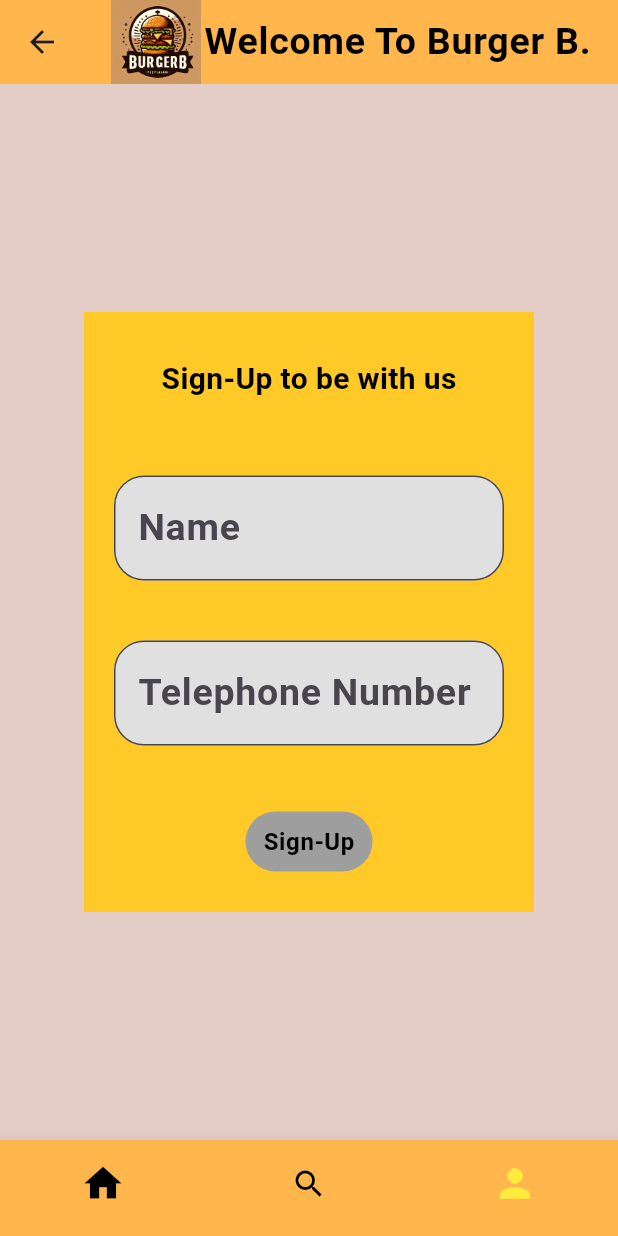
After one commit to YasmineRaef/Food_Ordering_App, a Flutter app: the CustomBottomBar screen opened by its route, item 3 of the bottom bar chosen, after a tap on "Sign-Up", on a phone screen of 412 x 824 dp. The commit adds this screen. Run offline on Flutter 3.47's test engine with Material 3 defaults, Android fonts, the phone set to English and light mode, and no system bars; our stand-ins replace gap.

Commit message:
Modifying code blocks

```diff
--- a/lib/app/app.dart
+++ b/lib/app/app.dart
@@ -1,7 +1,6 @@
 import 'package:burger_b_food/presentation/customs/custom_bottom_bar.dart';
 import 'package:burger_b_food/presentation/pages/home_page.dart';
 import 'package:burger_b_food/presentation/pages/locations.dart';
-import 'package:burger_b_food/presentation/pages/orders_page.dart';
 import 'package:burger_b_food/presentation/pages/welcome_page.dart';
 import 'package:burger_b_food/presentation/resources/theme_manager.dart';
 import 'package:flutter/material.dart';
@@ -14,13 +13,13 @@ class Basic extends StatelessWidget {
     return MaterialApp(
       initialRoute: 'welcome',
       theme: AppTheme.getLightTheme(),
+      debugShowCheckedModeBanner: false,
       routes: {
         'welcome': (context) => const WelcomePage(),
         'home': (context) => const HomePage(),
-          'order': (context) => const OrdersPage(),
         'settings': (context) => const FindNearLocationPage(),
         'bar': (context) => const CustomBottomBar()
       },
-        debugShowCheckedModeBanner: false);
+    );
   }
 }
--- a/lib/presentation/customs/assigning_data.dart
+++ b/lib/presentation/customs/assigning_data.dart
@@ -28,15 +28,13 @@ Widget giveData(String nameTab) {
   }
   return Column(children: [
     Row(mainAxisAlignment: MainAxisAlignment.spaceEvenly, children: [
-      for (int i = 0; i < 2; i++) ...[
+      for (int i = 0; i < 2; i++)
         CustomCard(imagePath: listPath[i], imageDescription: listDes[i])
-      ]
     ]),
     const Gap(20),
     Row(mainAxisAlignment: MainAxisAlignment.spaceEvenly, children: [
-      for (int i = 2; i < 4; i++) ...[
+      for (int i = 2; i < 4; i++)
         CustomCard(imagePath: listPath[i], imageDescription: listDes[i])
-      ]
     ])
   ]);
 }
--- a/lib/presentation/customs/custom_bottom_bar.dart
+++ b/lib/presentation/customs/custom_bottom_bar.dart
@@ -1,6 +1,7 @@
+import 'package:burger_b_food/presentation/customs/list_of_details.dart';
 import 'package:burger_b_food/presentation/pages/home_page.dart';
 import 'package:burger_b_food/presentation/pages/locations.dart';
-import 'package:burger_b_food/presentation/pages/sign_up.dart';
+import 'package:burger_b_food/presentation/pages/sign_up_screen.dart';
 import 'package:flutter/material.dart';
 
 class CustomBottomBar extends StatefulWidget {
@@ -15,7 +16,7 @@ class _CustomBottomBarState extends State<CustomBottomBar> {
   static final List<Widget> _widgetOptions = <Widget>[
     const HomePage(), //_widgetOptions[0]
     const FindNearLocationPage(),
-    const SignInPage()
+    const SignUpScreen()
   ];
 
   void _onItemTapped(int index) {
@@ -28,12 +29,10 @@ class _CustomBottomBarState extends State<CustomBottomBar> {
   Widget build(BuildContext context) {
     return Scaffold(
         body: Center(child: _widgetOptions[_selectedIndex]),
-        bottomNavigationBar: BottomNavigationBar(items: const [
-          BottomNavigationBarItem(
-              icon: Icon(Icons.home, size: 30), label: "Home"),
-          BottomNavigationBarItem(icon: Icon(Icons.search), label: "Search"),
-          BottomNavigationBarItem(
-              icon: Icon(Icons.person, size: 30), label: "SignIn")
+        bottomNavigationBar: BottomNavigationBar(items: [
+          for (int i = 0; i < 3; i++)
+            BottomNavigationBarItem(
+                icon: bottomBarIcon[i], label: bottomBarLabel[i]),
         ], onTap: _onItemTapped, currentIndex: _selectedIndex));
   }
 }
--- a/lib/presentation/customs/list_of_details.dart
+++ b/lib/presentation/customs/list_of_details.dart
@@ -47,3 +47,10 @@ List<IconData> tabIcon = [
   Icons.timelapse,
   Icons.local_drink_rounded
 ];
+
+List<String> bottomBarLabel = ["Home", "Search", "SignIn"];
+List<Icon> bottomBarIcon = const [
+  Icon(Icons.home, size: 30),
+  Icon(Icons.search),
+  Icon(Icons.person, size: 30)
+];
--- a/lib/presentation/pages/home_page.dart
+++ b/lib/presentation/pages/home_page.dart
@@ -10,26 +10,24 @@ class HomePage extends StatelessWidget {
     return DefaultTabController(
       length: 3,
       child: Scaffold(
-          appBar: AppBar(
-              bottom: const TabBar(tabs: [
+        appBar: AppBar(
+            bottom: TabBar(tabs: [
+              for (int i = 0; i < 3; i++)
                 Tab(
-                    text: 'POPULAR',
-                    icon: Icon(Icons.people, color: Colors.black)),
-                Tab(
-                    text: 'SPECIAL',
-                    icon: Icon(Icons.timelapse, color: Colors.black)),
-                Tab(
-                    text: 'OTHER',
-                    icon: Icon(Icons.local_drink_rounded, color: Colors.black))
-              ]),
-              title: const BadgeShop()),
-          body: const Stack(children: [
+                    text: tabName[i],
+                    icon: Icon(tabIcon[i], color: Colors.black))
+            ]),
+            title: const BadgeShop()),
+        body: const Stack(
+          children: [
             Image(
                 fit: BoxFit.cover,
                 height: double.infinity,
                 image: AssetImage('Images/bg_image.png')),
             TabBarContents()
-          ])),
+          ],
+        ),
+      ),
     );
   }
 }
@@ -39,10 +37,11 @@ class TabBarContents extends StatelessWidget {
 
   @override
   Widget build(BuildContext context) {
-    return TabBarView(children: [
-      for (int i = 0; i < 3; i++) ...[
-        CustomCardsView(tabName: tabName[i], tabIcon: tabIcon[i])
-      ]
-    ]);
+    return TabBarView(
+      children: [
+        for (int i = 0; i < 3; i++)
+          CustomCardsView(tabName: tabName[i], tabIcon: tabIcon[i])
+      ],
+    );
   }
 }
--- /dev/null
+++ b/lib/presentation/pages/sign_up_screen.dart
@@ -0,0 +1,41 @@
+import 'package:burger_b_food/presentation/customs/custom_widgets.dart';
+import 'package:burger_b_food/presentation/customs/list_of_details.dart';
+import 'package:flutter/material.dart';
+import 'package:gap/gap.dart';
+
+class SignUpScreen extends StatelessWidget {
+  const SignUpScreen({super.key});
+
+  @override
+  Widget build(BuildContext context) {
+    return Scaffold(
+      appBar: AppBar(title: const BadgeShop()),
+      body: Center(
+        child: Container(
+          decoration: BoxDecoration(color: Colors.amber.shade400),
+          height: 400,
+          width: 300,
+          child: Column(
+            children: [
+              const Padding(
+                  padding: EdgeInsets.all(30),
+                  child: Text('Sign-Up to be with us')),
+              for (int i = 0; i < 2; i++)
+                Padding(
+                    padding: const EdgeInsets.all(20),
+                    child: TextField(
+                        decoration: InputDecoration(hintText: hintLabels[i]))),
+              const Gap(20),
+              TextButton(
+                  onPressed: () {},
+                  style: const ButtonStyle(
+                      backgroundColor: MaterialStatePropertyAll(Colors.grey)),
+                  child: Text('Sign-Up',
+                      style: Theme.of(context).textTheme.bodySmall))
+            ],
+          ),
+        ),
+      ),
+    );
+  }
+}
--- a/lib/presentation/pages/welcome_page.dart
+++ b/lib/presentation/pages/welcome_page.dart
@@ -18,6 +18,10 @@ class WelcomePage extends StatelessWidget {
                   child: Image(image: AssetImage('Images/BurgerLogo.jpg'))),
               Gap(70),
               CustomButton()
-        ]))));
+            ],
+          ),
+        ),
+      ),
+    );
   }
 }
```
Also changed, not shown: lib/presentation/pages/locations.dart (+9 -10 lines), lib/presentation/pages/orders_page.dart (deleted, +0 -40 lines), lib/presentation/pages/sign_up.dart (deleted, +0 -40 lines), 1 other file. Lines whose indentation alone changed are shown as unchanged.
